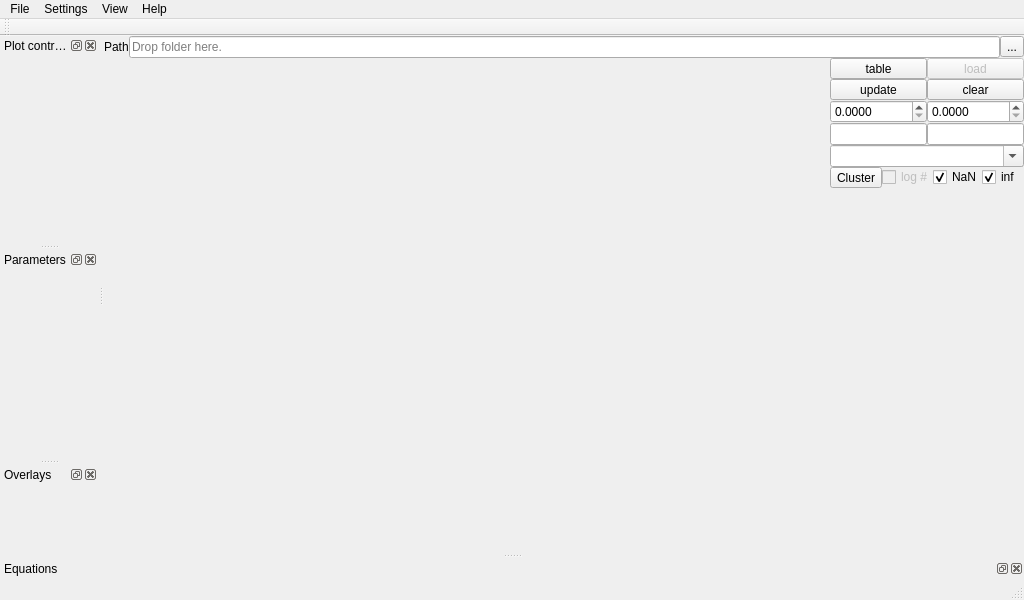
The window that ndxplorer/plot_main.ui (Fluorescence-Tools/ndxplorer) describes before a commit, drawn with Qt 5.
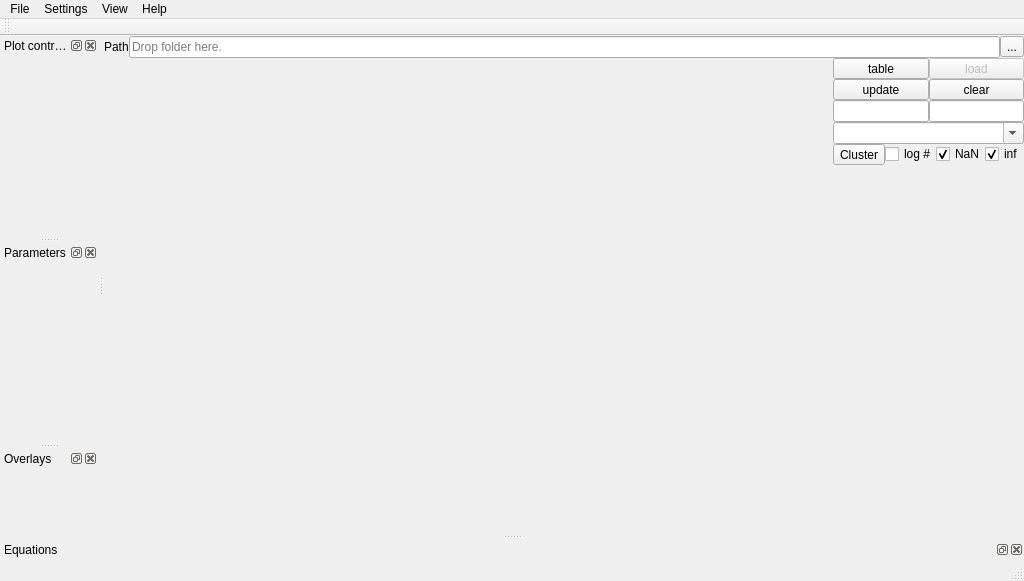
The same window after the commit. Icons and pictures are not drawn.

Commit message: Refactor `NDXplorer` main class: enhance histogram caching, optimize axis cache logic, improve settings management, and enable weighted histograms and Z-axis control.

Diff of the .ui file:
```diff
--- a/ndxplorer/plot_main.ui
+++ b/ndxplorer/plot_main.ui
@@ -7,7 +7,7 @@
     <x>0</x>
     <y>0</y>
     <width>1024</width>
-    <height>600</height>
+    <height>581</height>
    </rect>
   </property>
   <property name="windowTitle">
@@ -166,29 +166,47 @@
               <property name="spacing">
                <number>0</number>
               </property>
-              <item row="4" column="0">
-               <widget class="QDoubleSpinBox" name="doubleSpinBox_vmin">
-                <property name="decimals">
-                 <number>4</number>
+              <item row="2" column="0">
+               <widget class="QToolButton" name="toolButton_3">
+                <property name="enabled">
+                 <bool>true</bool>
                 </property>
-                <property name="maximum">
-                 <double>999999.000000000000000</double>
+                <property name="sizePolicy">
+                 <sizepolicy hsizetype="MinimumExpanding" vsizetype="Fixed">
+                  <horstretch>0</horstretch>
+                  <verstretch>0</verstretch>
+                 </sizepolicy>
                 </property>
-                <property name="stepType">
-                 <enum>QAbstractSpinBox::AdaptiveDecimalStepType</enum>
+                <property name="text">
+                 <string>table</string>
                 </property>
                </widget>
               </item>
               <item row="4" column="1">
-               <widget class="QDoubleSpinBox" name="doubleSpinBox_vmax">
-                <property name="decimals">
-                 <number>4</number>
+               <widget class="QLineEdit" name="lineEditCountTotal">
+                <property name="sizePolicy">
+                 <sizepolicy hsizetype="Ignored" vsizetype="Fixed">
+                  <horstretch>0</horstretch>
+                  <verstretch>0</verstretch>
+                 </sizepolicy>
                 </property>
-                <property name="maximum">
-                 <double>999999.000000000000000</double>
+                <property name="maximumSize">
+                 <size>
+                  <width>16777215</width>
+                  <height>16777215</height>
+                 </size>
                 </property>
-                <property name="stepType">
-                 <enum>QAbstractSpinBox::AdaptiveDecimalStepType</enum>
+                <property name="baseSize">
+                 <size>
+                  <width>0</width>
+                  <height>0</height>
+                 </size>
+                </property>
+                <property name="maxLength">
+                 <number>10</number>
+                </property>
+                <property name="readOnly">
+                 <bool>true</bool>
                 </property>
                </widget>
               </item>
@@ -246,20 +264,14 @@
                 </property>
                </widget>
               </item>
-              <item row="2" column="0">
-               <widget class="QToolButton" name="toolButton_3">
-                <property name="enabled">
-                 <bool>true</bool>
-                </property>
+              <item row="4" column="0">
+               <widget class="QLineEdit" name="lineEditCountCurrent">
                 <property name="sizePolicy">
-                 <sizepolicy hsizetype="MinimumExpanding" vsizetype="Fixed">
+                 <sizepolicy hsizetype="Ignored" vsizetype="Fixed">
                   <horstretch>0</horstretch>
                   <verstretch>0</verstretch>
                  </sizepolicy>
                 </property>
-                <property name="text">
-                 <string>table</string>
-                </property>
                </widget>
               </item>
               <item row="6" column="0" colspan="2">
@@ -275,43 +287,12 @@
                 </property>
                </widget>
               </item>
-              <item row="5" column="0">
-               <widget class="QLineEdit" name="lineEditCountCurrent">
-                <property name="sizePolicy">
-                 <sizepolicy hsizetype="Ignored" vsizetype="Fixed">
-                  <horstretch>0</horstretch>
-                  <verstretch>0</verstretch>
-                 </sizepolicy>
+              <item row="5" column="0" colspan="2">
+               <layout class="QHBoxLayout" name="horizontalLayout_3">
+                <property name="spacing">
+                 <number>0</number>
                 </property>
-               </widget>
-              </item>
-              <item row="5" column="1">
-               <widget class="QLineEdit" name="lineEditCountTotal">
-                <property name="sizePolicy">
-                 <sizepolicy hsizetype="Ignored" vsizetype="Fixed">
-                  <horstretch>0</horstretch>
-                  <verstretch>0</verstretch>
-                 </sizepolicy>
-                </property>
-                <property name="maximumSize">
-                 <size>
-                  <width>16777215</width>
-                  <height>16777215</height>
-                 </size>
-                </property>
-                <property name="baseSize">
-                 <size>
-                  <width>0</width>
-                  <height>0</height>
-                 </size>
-                </property>
-                <property name="maxLength">
-                 <number>10</number>
-                </property>
-                <property name="readOnly">
-                 <bool>true</bool>
-                </property>
-               </widget>
+               </layout>
               </item>
              </layout>
             </item>
@@ -330,7 +311,7 @@
               <item>
                <widget class="QCheckBox" name="checkBoxLogCounts">
                 <property name="enabled">
-                 <bool>false</bool>
+                 <bool>true</bool>
                 </property>
                 <property name="sizePolicy">
                  <sizepolicy hsizetype="Preferred" vsizetype="Fixed">
```
The commit also changes 1 other file.
